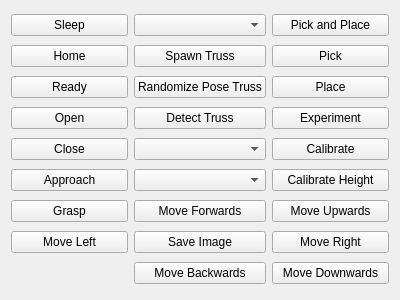
This is rqt_user_interface/resource/flex_grasp.ui in LuukvandenBent/LearningApproachToRoboticGraspingOfVineTomatoes as Qt 5 draws it before an edit. The edited form follows.
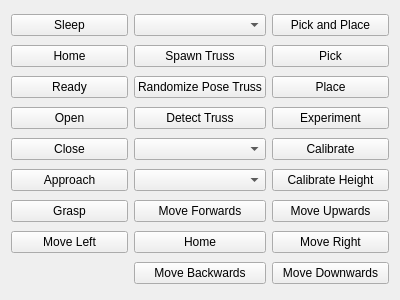
This is the edited form.

Commit message: add 'approach' and 'grasp' buttons

The edit to the form file:
```diff
--- a/rqt_user_interface/resource/flex_grasp.ui
+++ b/rqt_user_interface/resource/flex_grasp.ui
@@ -154,7 +154,7 @@
    <item row="7" column="1">
     <widget class="QPushButton" name="SaveImageButton">
      <property name="text">
-      <string>Save Image</string>
+      <string>Home</string>
      </property>
     </widget>
    </item>
```
Left out of the diff: 2 changed lines with no effect on the pictures. The commit also changes 3 other files.
